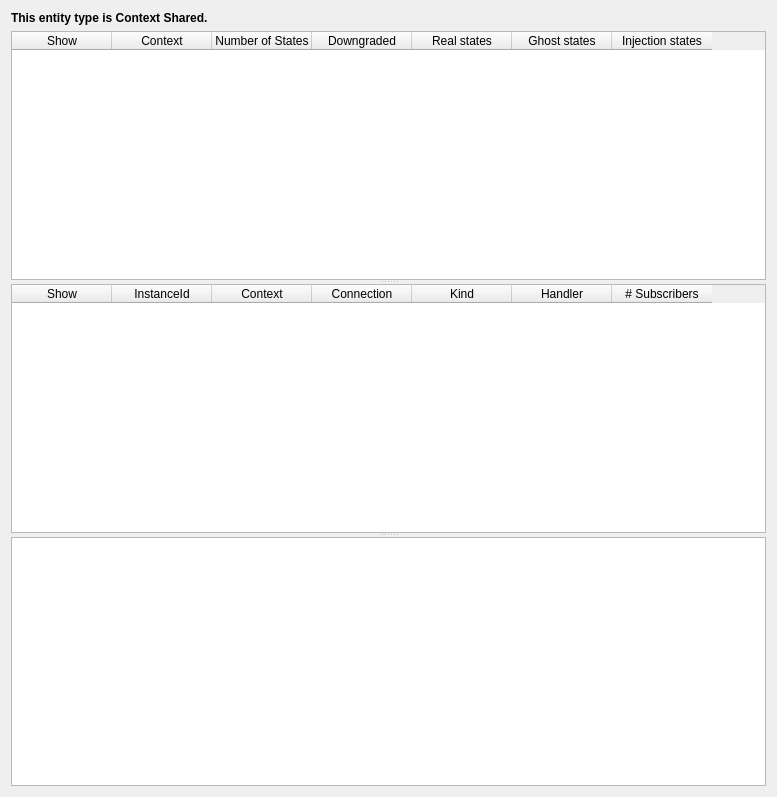
This is src/dose/dose_dobexplorer.ss/src/entitystats.ui in SafirSDK/safir-sdk-core as Qt 5 draws it before an edit. The edited form follows.
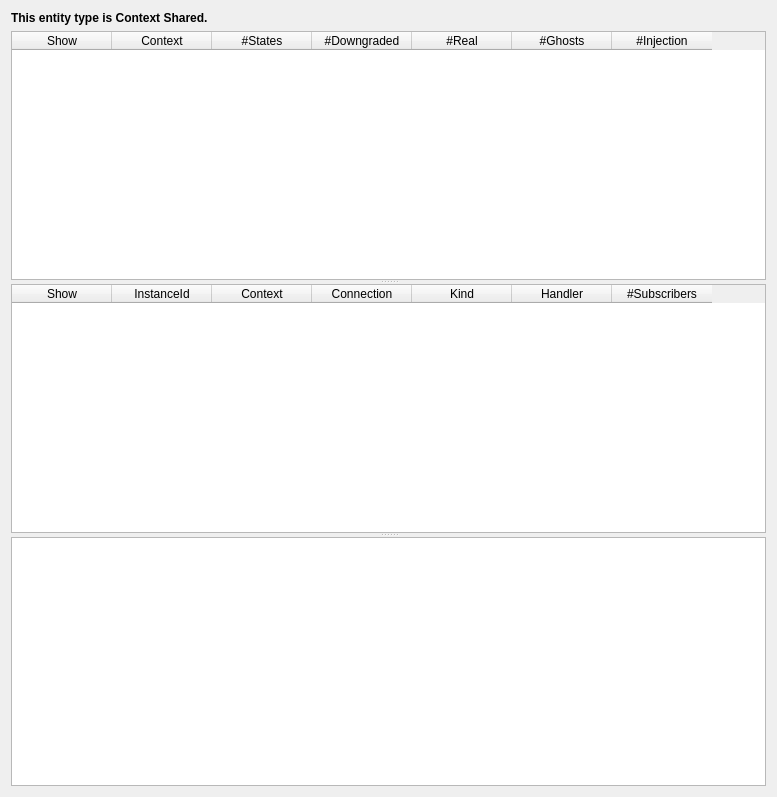
This is the edited form.

The edit to the form file:
```diff
--- a/src/dose/dose_dobexplorer.ss/src/entitystats.ui
+++ b/src/dose/dose_dobexplorer.ss/src/entitystats.ui
@@ -64,27 +64,27 @@
       </column>
       <column>
        <property name="text">
-        <string>Number of States</string>
+        <string>#States</string>
        </property>
       </column>
       <column>
        <property name="text">
-        <string>Downgraded</string>
+        <string>#Downgraded</string>
        </property>
       </column>
       <column>
        <property name="text">
-        <string>Real states</string>
+        <string>#Real</string>
        </property>
       </column>
       <column>
        <property name="text">
-        <string>Ghost states</string>
+        <string>#Ghosts</string>
        </property>
       </column>
       <column>
        <property name="text">
-        <string>Injection states</string>
+        <string>#Injection</string>
        </property>
       </column>
      </widget>
@@ -127,7 +127,7 @@
       </column>
       <column>
        <property name="text">
-        <string># Subscribers</string>
+        <string>#Subscribers</string>
        </property>
       </column>
      </widget>
```
